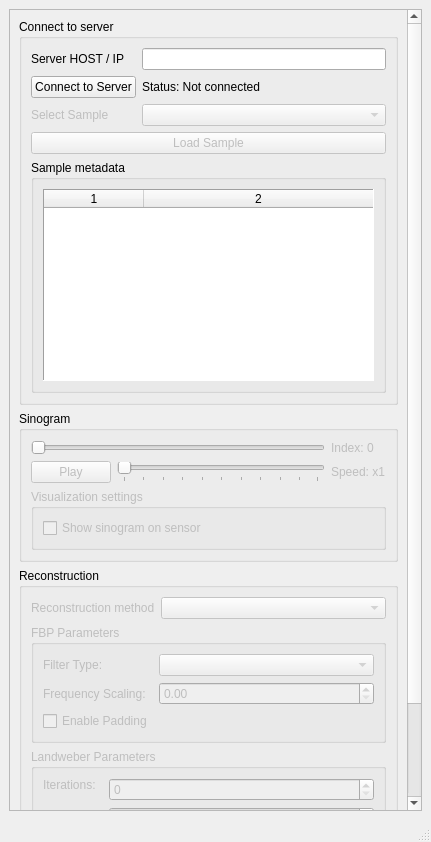
Above: 3Dslicer/CT-Wood/CTWood/SinoReconsVisual2/Resources/UI/SinoReconsVisual2.ui from ouaburst/CT_GUI_Docker before the change. Below: the same form after it.
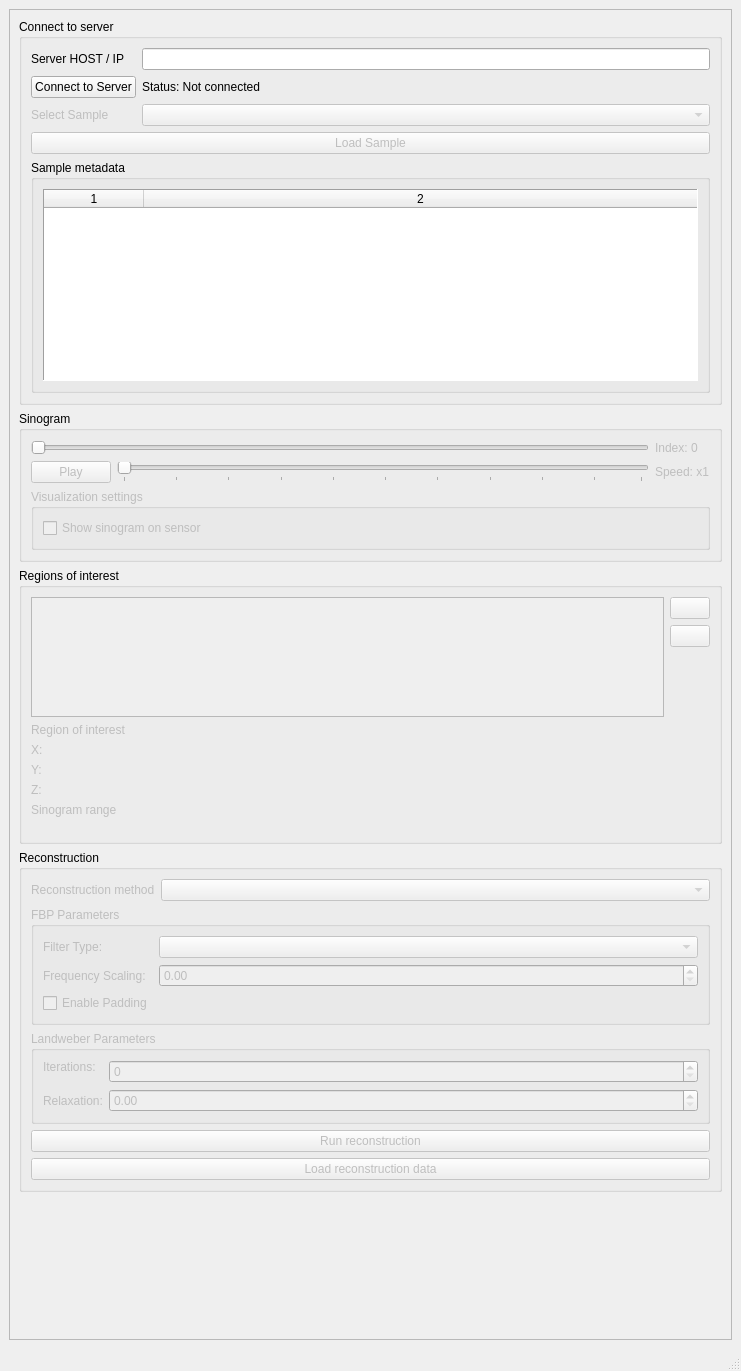
That is the form after the change. Icons and pictures are not drawn. Custom widgets are drawn as their Qt base class.

Diff of the .ui file:
```diff
--- a/3Dslicer/CT-Wood/CTWood/SinoReconsVisual2/Resources/UI/SinoReconsVisual2.ui
+++ b/3Dslicer/CT-Wood/CTWood/SinoReconsVisual2/Resources/UI/SinoReconsVisual2.ui
@@ -6,8 +6,8 @@
    <rect>
     <x>0</x>
     <y>0</y>
-    <width>431</width>
-    <height>842</height>
+    <width>741</width>
+    <height>1371</height>
    </rect>
   </property>
   <property name="windowTitle">
@@ -31,8 +31,8 @@
         <rect>
          <x>0</x>
          <y>0</y>
-         <width>384</width>
-         <height>977</height>
+         <width>694</width>
+         <height>1327</height>
         </rect>
        </property>
        <property name="sizePolicy">
@@ -41,7 +41,7 @@
          <verstretch>0</verstretch>
         </sizepolicy>
        </property>
-       <layout class="QVBoxLayout" name="contentsLayout" stretch="0,0,0">
+       <layout class="QVBoxLayout" name="contentsLayout" stretch="0,0,0,0">
         <item>
          <widget class="ctkCollapsibleGroupBox" name="connectToServerGroupBox">
           <property name="title">
@@ -313,6 +313,360 @@
           </layout>
          </widget>
         </item>
+        <item>
+         <widget class="ctkCollapsibleGroupBox" name="regionOfInterestsGroupBox">
+          <property name="title">
+           <string>Regions of interest</string>
+          </property>
+          <property name="collapsedHeight">
+           <number>1</number>
+          </property>
+          <layout class="QVBoxLayout" name="verticalLayout_3">
+           <item>
+            <widget class="QWidget" name="roiWidget" native="true">
+             <property name="enabled">
+              <bool>false</bool>
+             </property>
+             <layout class="QVBoxLayout" name="verticalLayout_5">
+              <property name="leftMargin">
+               <number>0</number>
+              </property>
+              <property name="topMargin">
+               <number>0</number>
+              </property>
+              <property name="rightMargin">
+               <number>0</number>
+              </property>
+              <property name="bottomMargin">
+               <number>0</number>
+              </property>
+              <item>
+               <widget class="QWidget" name="roiListEditWidget" native="true">
+                <layout class="QHBoxLayout" name="horizontalLayout">
+                 <property name="leftMargin">
+                  <number>0</number>
+                 </property>
+                 <property name="topMargin">
+                  <number>0</number>
+                 </property>
+                 <property name="rightMargin">
+                  <number>0</number>
+                 </property>
+                 <property name="bottomMargin">
+                  <number>0</number>
+                 </property>
+                 <item>
+                  <widget class="QListWidget" name="roiListWidget">
+                   <property name="sizePolicy">
+                    <sizepolicy hsizetype="Expanding" vsizetype="Ignored">
+                     <horstretch>0</horstretch>
+                     <verstretch>0</verstretch>
+                    </sizepolicy>
+                   </property>
+                   <property name="minimumSize">
+                    <size>
+                     <width>0</width>
+                     <height>120</height>
+                    </size>
+                   </property>
+                   <property name="baseSize">
+                    <size>
+                     <width>0</width>
+                     <height>0</height>
+                    </size>
+                   </property>
+                  </widget>
+                 </item>
+                 <item alignment="Qt::AlignTop">
+                  <widget class="QWidget" name="roiListButtonsWidget" native="true">
+                   <property name="sizePolicy">
+                    <sizepolicy hsizetype="Preferred" vsizetype="Fixed">
+                     <horstretch>0</horstretch>
+                     <verstretch>0</verstretch>
+                    </sizepolicy>
+                   </property>
+                   <layout class="QVBoxLayout" name="verticalLayout_4">
+                    <property name="leftMargin">
+                     <number>0</number>
+                    </property>
+                    <property name="topMargin">
+                     <number>0</number>
+                    </property>
+                    <property name="rightMargin">
+                     <number>0</number>
+                    </property>
+                    <property name="bottomMargin">
+                     <number>0</number>
+                    </property>
+                    <item>
+                     <widget class="ctkPushButton" name="addROIButton">
+                      <property name="sizePolicy">
+                       <sizepolicy hsizetype="Fixed" vsizetype="Fixed">
+                        <horstretch>0</horstretch>
+                        <verstretch>0</verstretch>
+                       </sizepolicy>
+                      </property>
+                      <property name="icon">
+                       <iconset resource="../sinoReconsVisual.qrc">
+                        <normaloff>:/Icons/SlicerAddLT.svg</normaloff>:/Icons/SlicerAddLT.svg</iconset>
+                      </property>
+                      <property name="iconAlignment">
+                       <set>Qt::AlignCenter</set>
+                      </property>
+                     </widget>
+                    </item>
+                    <item>
+                     <widget class="ctkPushButton" name="removeROIButton">
+                      <property name="sizePolicy">
+                       <sizepolicy hsizetype="Fixed" vsizetype="Fixed">
+                        <horstretch>0</horstretch>
+                        <verstretch>0</verstretch>
+                       </sizepolicy>
+                      </property>
+                      <property name="icon">
+                       <iconset resource="../sinoReconsVisual.qrc">
+                        <normaloff>:/Icons/SlicerRemoveLT.svg</normaloff>:/Icons/SlicerRemoveLT.svg</iconset>
+                      </property>
+                      <property name="iconAlignment">
+                       <set>Qt::AlignCenter</set>
+                      </property>
+                     </widget>
+                    </item>
+                   </layout>
+                  </widget>
+                 </item>
+                </layout>
+               </widget>
+              </item>
+              <item>
+               <widget class="QWidget" name="roiEditWidget" native="true">
+                <property name="sizePolicy">
+                 <sizepolicy hsizetype="Preferred" vsizetype="Fixed">
+                  <horstretch>0</horstretch>
+                  <verstretch>0</verstretch>
+                 </sizepolicy>
+                </property>
+                <layout class="QGridLayout" name="gridLayout_3">
+                 <property name="leftMargin">
+                  <number>0</number>
+                 </property>
+                 <property name="topMargin">
+                  <number>0</number>
+                 </property>
+                 <property name="rightMargin">
+                  <number>0</number>
+                 </property>
+                 <item row="0" column="0" colspan="2">
+                  <widget class="QLabel" name="regionOfInterestLabel">
+                   <property name="text">
+                    <string>Region of interest</string>
+                   </property>
+                  </widget>
+                 </item>
+                 <item row="2" column="0">
+                  <widget class="QLabel" name="yAxisLabel">
+                   <property name="text">
+                    <string>Y:</string>
+                   </property>
+                  </widget>
+                 </item>
+                 <item row="2" column="1">
+                  <widget class="ctkRangeWidget" name="yAxisRangeWidget">
+                   <property name="palette">
+                    <palette>
+                     <active>
+                      <colorrole role="Highlight">
+                       <brush brushstyle="SolidPattern">
+                        <color alpha="255">
+                         <red>58</red>
+                         <green>255</green>
+                         <blue>32</blue>
+                        </color>
+                       </brush>
+                      </colorrole>
+                     </active>
+                     <inactive>
+                      <colorrole role="Highlight">
+                       <brush brushstyle="SolidPattern">
+                        <color alpha="255">
+                         <red>58</red>
+                         <green>255</green>
+                         <blue>32</blue>
+                        </color>
+                       </brush>
+                      </colorrole>
+                     </inactive>
+                     <disabled>
+                      <colorrole role="Highlight">
+                       <brush brushstyle="SolidPattern">
+                        <color alpha="255">
+                         <red>58</red>
+                         <green>120</green>
+                         <blue>32</blue>
+                        </color>
+                       </brush>
+                      </colorrole>
+                     </disabled>
+                    </palette>
+                   </property>
+                  </widget>
+                 </item>
+                 <item row="3" column="0">
+                  <widget class="QLabel" name="zAxisLabel">
+                   <property name="text">
+                    <string>Z:</string>
+                   </property>
+                  </widget>
+                 </item>
+                 <item row="3" column="1">
+                  <widget class="ctkRangeWidget" name="zAxisRangeWidget">
+                   <property name="palette">
+                    <palette>
+                     <active>
+                      <colorrole role="Highlight">
+                       <brush brushstyle="SolidPattern">
+                        <color alpha="255">
+                         <red>10</red>
+                         <green>120</green>
+                         <blue>235</blue>
+                        </color>
+                       </brush>
+                      </colorrole>
+                     </active>
+                     <inactive>
+                      <colorrole role="Highlight">
+                       <brush brushstyle="SolidPattern">
+                        <color alpha="255">
+                         <red>10</red>
+                         <green>120</green>
+                         <blue>235</blue>
+                        </color>
+                       </brush>
+                      </colorrole>
+                     </inactive>
+                     <disabled>
+                      <colorrole role="Highlight">
+                       <brush brushstyle="SolidPattern">
+                        <color alpha="255">
+                         <red>0</red>
+                         <green>120</green>
+                         <blue>215</blue>
+                        </color>
+                       </brush>
+                      </colorrole>
+                     </disabled>
+                    </palette>
+                   </property>
+                   <property name="autoFillBackground">
+                    <bool>false</bool>
+                   </property>
+                  </widget>
+                 </item>
+                 <item row="5" column="0" colspan="2">
+                  <widget class="ctkRangeWidget" name="sinogramRangeWidget">
+                   <property name="palette">
+                    <palette>
+                     <active>
+                      <colorrole role="Highlight">
+                       <brush brushstyle="SolidPattern">
+                        <color alpha="255">
+                         <red>147</red>
+                         <green>215</green>
+                         <blue>207</blue>
+                        </color>
+                       </brush>
+                      </colorrole>
+                     </active>
+                     <inactive>
+                      <colorrole role="Highlight">
+                       <brush brushstyle="SolidPattern">
+                        <color alpha="255">
+                         <red>147</red>
+                         <green>215</green>
+                         <blue>207</blue>
+                        </color>
+                       </brush>
+                      </colorrole>
+                     </inactive>
+                     <disabled>
+                      <colorrole role="Highlight">
+                       <brush brushstyle="SolidPattern">
+                        <color alpha="255">
+                         <red>0</red>
+                         <green>120</green>
+                         <blue>215</blue>
+                        </color>
+                       </brush>
+                      </colorrole>
+                     </disabled>
+                    </palette>
+                   </property>
+                  </widget>
+                 </item>
+                 <item row="1" column="0">
+                  <widget class="QLabel" name="xAxisLabel">
+                   <property name="text">
+                    <string>X:</string>
+                   </property>
+                  </widget>
+                 </item>
+                 <item row="1" column="1">
+                  <widget class="ctkRangeWidget" name="xAxisRangeWidget">
+                   <property name="palette">
+                    <palette>
+                     <active>
+                      <colorrole role="Highlight">
+                       <brush brushstyle="SolidPattern">
+                        <color alpha="255">
+                         <red>255</red>
+                         <green>50</green>
+                         <blue>15</blue>
+                        </color>
+                       </brush>
+                      </colorrole>
+                     </active>
+                     <inactive>
+                      <colorrole role="Highlight">
+                       <brush brushstyle="SolidPattern">
+                        <color alpha="255">
+                         <red>255</red>
+                         <green>50</green>
+                         <blue>15</blue>
+                        </color>
+                       </brush>
+                      </colorrole>
+                     </inactive>
+                     <disabled>
+                      <colorrole role="Highlight">
+                       <brush brushstyle="SolidPattern">
+                        <color alpha="255">
+                         <red>120</red>
+                         <green>50</green>
+                         <blue>15</blue>
+                        </color>
+                       </brush>
+                      </colorrole>
+                     </disabled>
+                    </palette>
+                   </property>
+                  </widget>
+                 </item>
+                 <item row="4" column="0" colspan="2">
+                  <widget class="QLabel" name="sinogramRangeLabel">
+                   <property name="text">
+                    <string>Sinogram range</string>
+                   </property>
+                  </widget>
+                 </item>
+                </layout>
+               </widget>
+              </item>
+             </layout>
+            </widget>
+           </item>
+          </layout>
+         </widget>
+        </item>
         <item>
          <widget class="ctkCollapsibleGroupBox" name="reconstructionGroupBox">
           <property name="enabled">
@@ -510,6 +864,16 @@
    <header>ctkCollapsibleGroupBox.h</header>
    <container>1</container>
   </customwidget>
+  <customwidget>
+   <class>ctkPushButton</class>
+   <extends>QPushButton</extends>
+   <header>ctkPushButton.h</header>
+  </customwidget>
+  <customwidget>
+   <class>ctkRangeWidget</class>
+   <extends>QWidget</extends>
+   <header>ctkRangeWidget.h</header>
+  </customwidget>
  </customwidgets>
  <resources/>
  <connections/>
```
Left out of the diff: 6 changed lines with no effect on the pictures.
